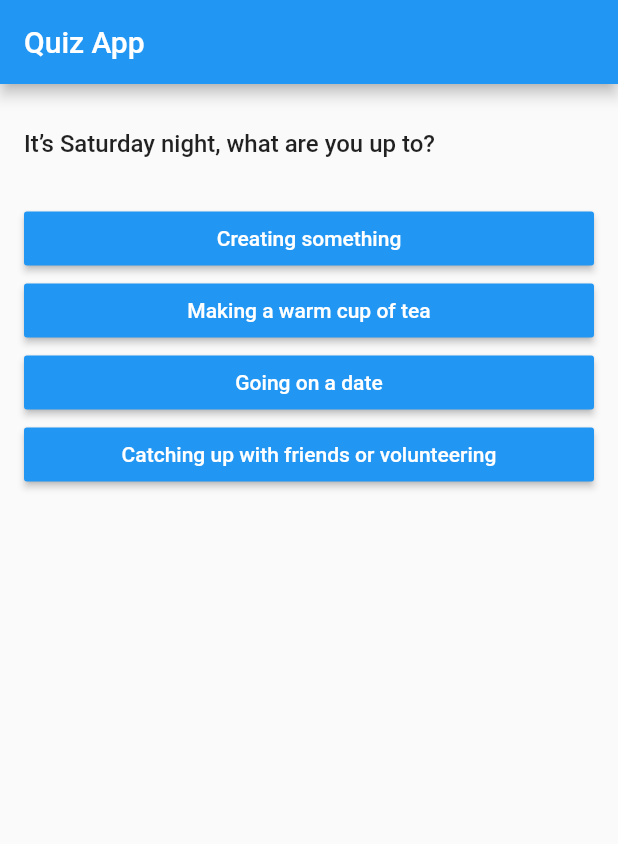
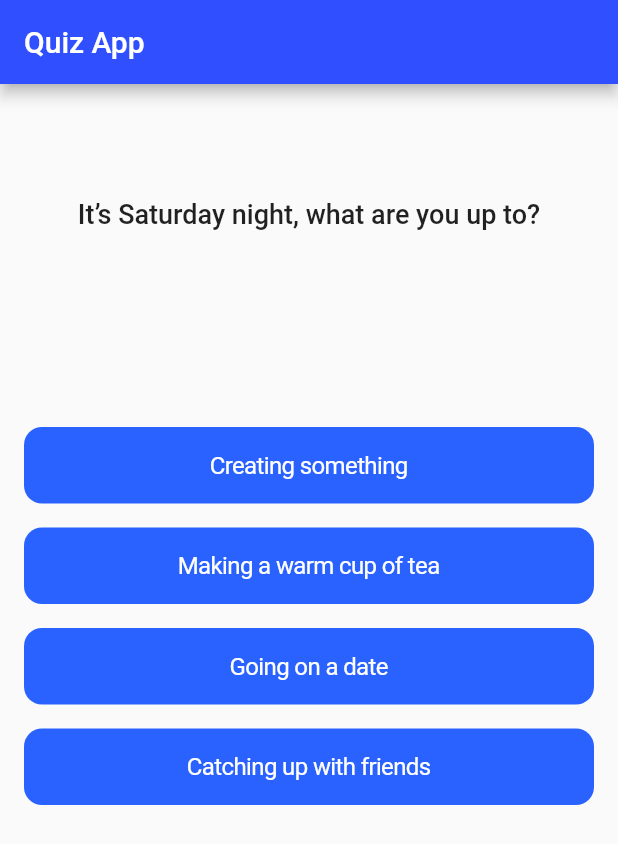
Before and after one commit to gsbakshi/quiz_app, a Flutter app: the screen it shows after launch, on a phone screen of 412 x 824 dp. Shown: the top 844 px of the screen. Run offline on Flutter 3.47's test engine with Material 2 defaults, Android fonts, the phone set to English and light mode, and no system bars.

Commit message:
updated cupertino widgets

```diff
--- a/lib/answer.dart
+++ b/lib/answer.dart
@@ -1,4 +1,5 @@
 import 'package:flutter/material.dart';
+import 'package:flutter/cupertino.dart';
 
 class Answer extends StatelessWidget {
   final stateHandler;
@@ -9,17 +10,13 @@ class Answer extends StatelessWidget {
   Widget build(BuildContext context) {
     return Container(
       width: double.infinity,
-      margin: const EdgeInsets.symmetric(
-        horizontal: 16,
-        // vertical: 30
-      ),
-      child: RaisedButton(
+      margin: const EdgeInsets.symmetric(horizontal: 16, vertical: 8),
+      child: CupertinoButton(
         onPressed: stateHandler,
-        // shape: ,
-        color: Colors.blue,
+        color: Colors.blueAccent[700],
         child: Text(
           data,
-          style: TextStyle(fontSize: 14, color: Colors.white),
+          style: TextStyle(fontSize: 16, color: Colors.white),
         ),
       ),
     );
--- a/lib/main.dart
+++ b/lib/main.dart
@@ -4,9 +4,7 @@ import 'quiz.dart';
 import 'result.dart';
 import 'questions.dart';
 
-void main() {
-  runApp(MyApp());
-}
+void main() => runApp(MyApp());
 
 class MyApp extends StatefulWidget {
   @override
@@ -26,8 +24,8 @@ class _MyAppState extends State<MyApp> {
 
   void _reset() {
     setState(() {
+      _index = 0;
       _totalScore = 0;
-      _index = 0;
     });
   }
 
@@ -38,11 +36,12 @@ class _MyAppState extends State<MyApp> {
       debugShowCheckedModeBanner: false,
       title: 'Quiz App',
       theme: ThemeData(
-        primarySwatch: Colors.blue,
+        primarySwatch: Colors.indigo,
       ),
       home: Scaffold(
         appBar: AppBar(
           title: Text('Quiz App'),
+          backgroundColor: Colors.indigoAccent[700],
         ),
         body: _index < QUESTIONS.length
             ? Quiz(questionIndex, QUESTIONS, _index)
--- a/lib/question.dart
+++ b/lib/question.dart
@@ -8,16 +8,11 @@ class Question extends StatelessWidget {
   Widget build(BuildContext context) {
     return Container(
       width: double.infinity,
-      padding: const EdgeInsets.symmetric(
-        horizontal: 16,
-        vertical: 30
-      ),
-      child:  Text(
+      padding: const EdgeInsets.symmetric(horizontal: 16, vertical: 30),
+      child: Text(
         questionText,
-        style: TextStyle(
-          fontSize: 16,
-          fontWeight: FontWeight.w500
-        ),
+        style: TextStyle(fontSize: 18, fontWeight: FontWeight.w500),
+        textAlign: TextAlign.center,
       ),
     );
   }
--- a/lib/questions.dart
+++ b/lib/questions.dart
@@ -1,47 +1,47 @@
 const QUESTIONS = [
   {
-    'question' : 'It\’s Saturday night, what are you up to?',
-    'answer' : [
-      {'text' : 'Creating something', 'score' : 10},
-      {'text' : 'Making a warm cup of tea', 'score' : 8},
-      {'text' : 'Going on a date', 'score' : 6},
-      {'text' : 'Catching up with friends or volunteering', 'score' : 4},
+    'question': 'It\’s Saturday night, what are you up to?',
+    'answer': [
+      {'text': 'Creating something', 'score': 10},
+      {'text': 'Making a warm cup of tea', 'score': 8},
+      {'text': 'Going on a date', 'score': 6},
+      {'text': 'Catching up with friends', 'score': 4},
     ]
   },
   {
-    'question' : 'When do you have the best energy?',
-    'answer' : [
-      {'text' : '6am-12pm', 'score' : 10},
-      {'text' : '12pm-6pm', 'score' : 8},
-      {'text' : '6pm-Midnight', 'score' : 6},
-      {'text' : 'Midnight-6am', 'score' : 4},
+    'question': 'When do you have the best energy?',
+    'answer': [
+      {'text': '6am-12pm', 'score': 10},
+      {'text': '12pm-6pm', 'score': 8},
+      {'text': '6pm-Midnight', 'score': 6},
+      {'text': 'Midnight-6am', 'score': 4},
     ]
   },
   {
-    'question' : 'What are you watching on Netflix?',
-    'answer' : [
-      {'text' : 'Gilmore Girls', 'score' : 10},
-      {'text' : 'Parks & Rec', 'score' : 8},
-      {'text' : 'Always Be My Maybe', 'score' : 6},
-      {'text' : 'Tales by Light', 'score' : 4},
-      {'text' : 'Queer Eye', 'score' : 2},
+    'question': 'What are you watching on Netflix?',
+    'answer': [
+      {'text': 'Gilmore Girls', 'score': 10},
+      {'text': 'Parks & Rec', 'score': 8},
+      {'text': 'Always Be My Maybe', 'score': 6},
+      {'text': 'Tales by Light', 'score': 4},
+      {'text': 'Queer Eye', 'score': 2},
     ]
   },
   {
-    'question' : 'Which movie title best describes your life?',
-    'answer' : [
-      {'text' : 'Analyze This', 'score' : 10},
-      {'text' : 'Groundhog Day', 'score' : 8},
-      {'text' : 'Field of Dreams', 'score' : 6},
-      {'text' : 'American Hustle', 'score' : 4},
+    'question': 'Which movie title best describes your life?',
+    'answer': [
+      {'text': 'Analyze This', 'score': 10},
+      {'text': 'Groundhog Day', 'score': 8},
+      {'text': 'Field of Dreams', 'score': 6},
+      {'text': 'American Hustle', 'score': 4},
     ]
   },
   {
-    'question' : 'What’s your decision-making style?',
-    'answer' : [
-      {'text' : 'Put off till the last minute', 'score' : -10},
-      {'text' : 'Writing pros and cons', 'score' : 10},
-      {'text' : 'Quickly and easily', 'score' : 8},
+    'question': 'What’s your decision-making style?',
+    'answer': [
+      {'text': 'Put off till the last minute', 'score': -10},
+      {'text': 'Writing pros and cons', 'score': 10},
+      {'text': 'Quickly and easily', 'score': 8},
     ],
   },
 ];
--- a/lib/quiz.dart
+++ b/lib/quiz.dart
@@ -4,23 +4,23 @@ import 'answer.dart';
 import 'question.dart';
 
 class Quiz extends StatelessWidget {
-  final indexState;
+  final Function indexState;
   final List<Map<String, Object>> q;
   final int i;
-  const Quiz(
-    this.indexState,
-    this.q,
-    this.i
-  );
+  const Quiz(this.indexState, this.q, this.i);
 
   @override
   Widget build(BuildContext context) {
     return Column(
       children: <Widget>[
+        Expanded(child: Container(), flex: 1),
         Question(q[i]['question']),
+        Expanded(child: Container(), flex: 2),
         ...(q[i]['answer'] as List<Map<String, Object>>)
-            .map((answer) => Answer(() => indexState(answer['score']), answer['text']))
+            .map((answer) =>
+                Answer(() => indexState(answer['score']), answer['text']))
             .toList(),
+        Expanded(child: Container(), flex: 6),
       ],
     );
   }
```
Also changed, not shown: lib/result.dart (+30 -6 lines), pubspec.lock, 3 other files.
